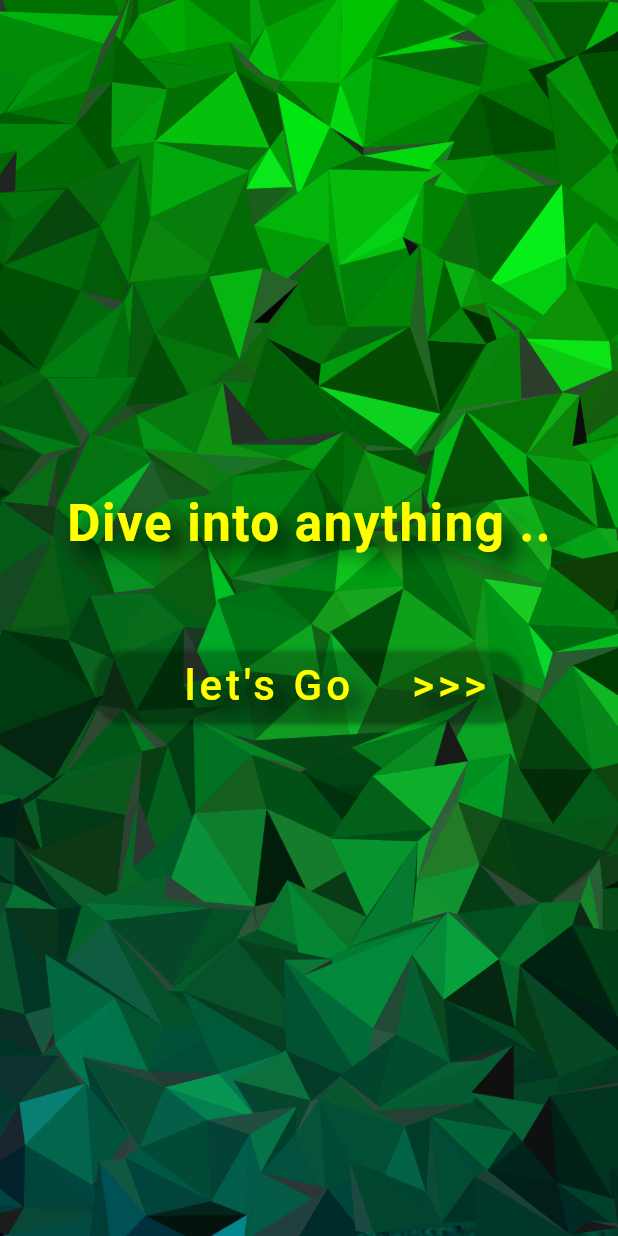
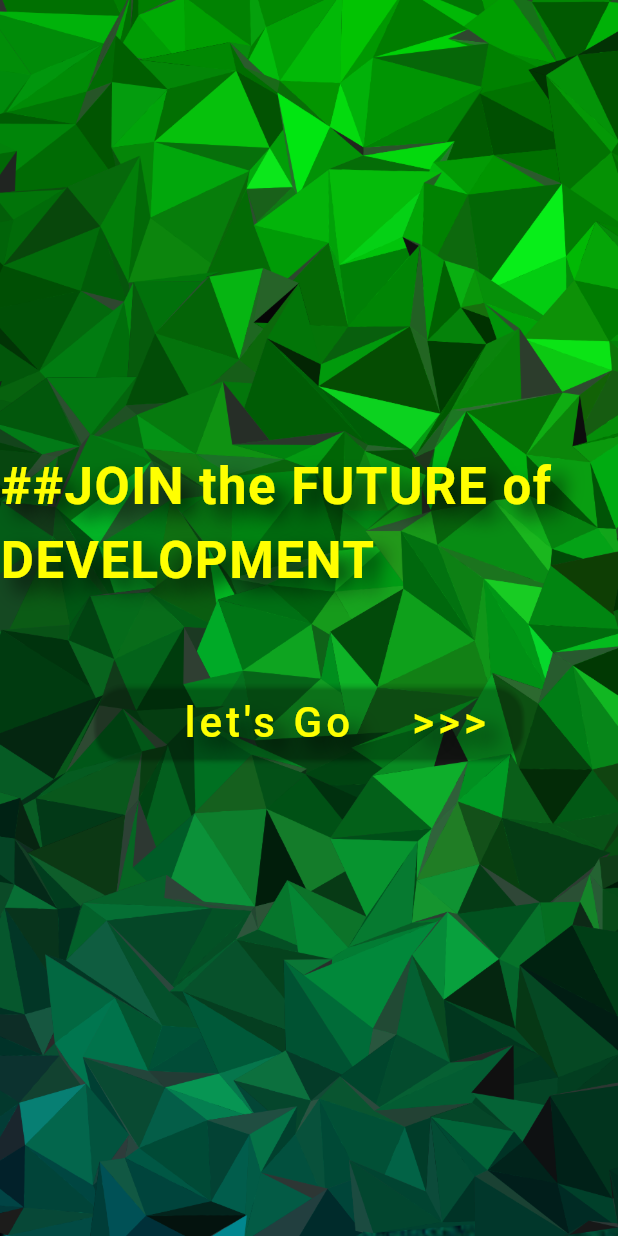
Before and after one commit to Alapan18/GrowGrid_prototype, a Flutter app: the screen it shows after launch, on a phone screen of 412 x 824 dp. Run offline on Flutter 3.47's test engine with Material 3 defaults, Android fonts, the phone set to English and light mode, and no system bars; our stand-ins replace cloud_firestore, dotted_border, file_picker, firebase_auth, firebase_core, firebase_storage and 5 more; missing offline and left inert: any_link_preview, tflite; accounts and stored records are empty.

Commit message:
login screen text change

```diff
--- a/lib/features/auth/screens/login_screen.dart
+++ b/lib/features/auth/screens/login_screen.dart
@@ -36,7 +36,7 @@ class LoginScreen extends ConsumerWidget {
                 children: [
                   Center(
                     child: Text(
-                      'Dive into anything ..',
+                      '##JOIN the FUTURE of DEVELOPMENT',
                       style: TextStyle(
                         fontSize: 34,
                         fontWeight: FontWeight.bold,
```
